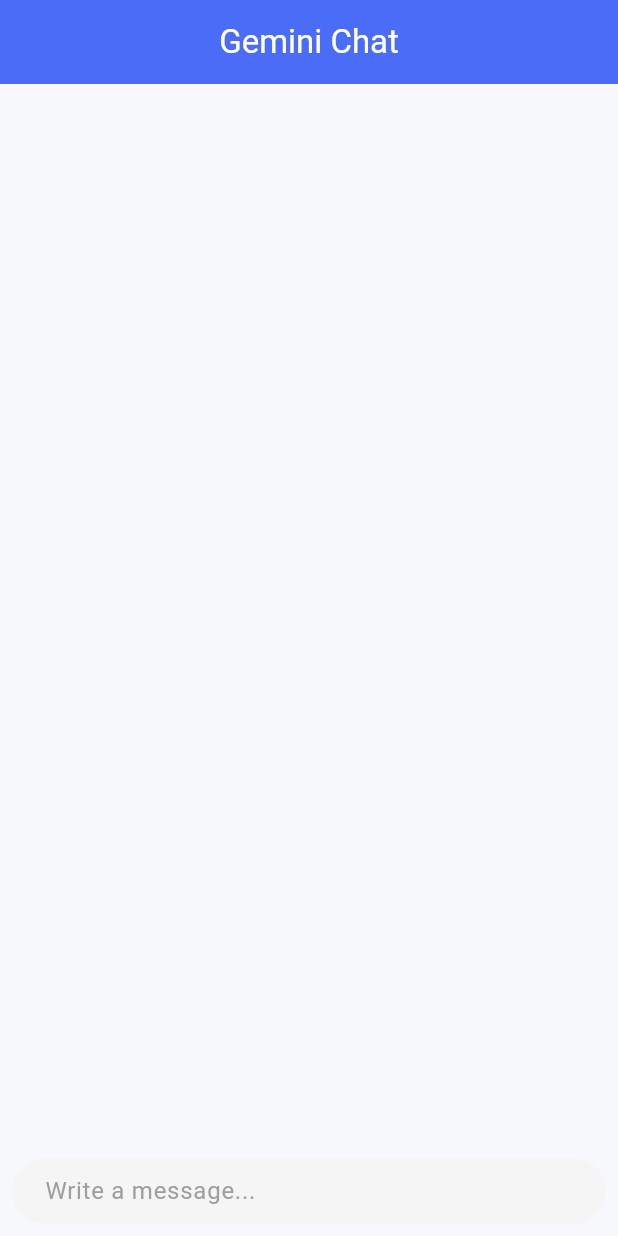
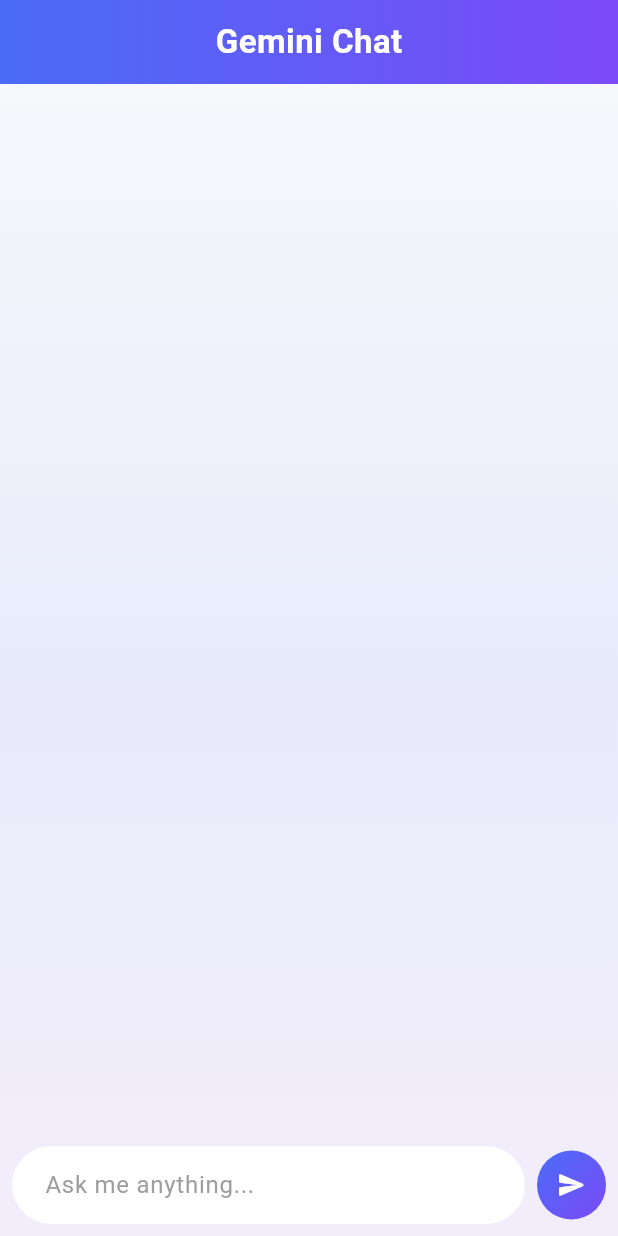
Before and after one commit to AbdullahWM/abdullah_almaneea_lab5, a Flutter app: the screen it shows after launch, on a phone screen of 412 x 824 dp. Run offline on Flutter 3.47's test engine with Material 3 defaults, Android fonts, the phone set to English and light mode, and no system bars; drawn by our look-alikes of dash_chat_2; our stand-ins replace flutter_dotenv.

Commit message:
improved UI

```diff
--- a/lib/screens/home_screen.dart
+++ b/lib/screens/home_screen.dart
@@ -10,6 +10,9 @@
 }
 
 class _ChatScreen extends State<ChatScreen> {
+  static const Color _primary = Color(0xFF4A6CF7);
+  static const Color _accent = Color(0xFF7B4AF7);
+
   ChatUser user1 = ChatUser(id: '1', firstName: 'me');
   ChatUser user2 = ChatUser(id: '2', firstName: 'bot');
 
@@ -18,31 +21,134 @@
   @override
   Widget build(BuildContext context) {
     return Scaffold(
-      backgroundColor: const Color(0xFFF7F8FC),
+      backgroundColor: Colors.transparent,
+      extendBodyBehindAppBar: false,
       appBar: AppBar(
-        title: const Text('Gemini Chat'),
+        title: const Text(
+          'Gemini Chat',
+          style: TextStyle(fontWeight: FontWeight.w600, letterSpacing: 0.3),
+        ),
         centerTitle: true,
-        backgroundColor: const Color(0xFF4A6CF7),
         foregroundColor: Colors.white,
         elevation: 0,
+        backgroundColor: Colors.transparent,
+        flexibleSpace: Container(
+          decoration: const BoxDecoration(
+            gradient: LinearGradient(
+              begin: Alignment.centerLeft,
+              end: Alignment.centerRight,
+              colors: [_primary, _accent],
             ),
-      body: DashChat(
+          ),
+        ),
+      ),
+      body: Container(
+        decoration: const BoxDecoration(
+          gradient: LinearGradient(
+            begin: Alignment.topCenter,
+            end: Alignment.bottomCenter,
+            colors: [
+              Color(0xFFF7F8FC),
+              Color(0xFFE8EBFA),
+              Color(0xFFF3EDFB),
+            ],
+          ),
+        ),
+        child: DashChat(
           messageOptions: MessageOptions(
-          currentUserContainerColor: const Color(0xFF4A6CF7),
             currentUserTextColor: Colors.white,
-          containerColor: const Color(0xFFEDEFF5),
-          textColor: Colors.black,
-          borderRadius: 16,
+            textColor: Colors.black87,
             showTime: true,
             timeTextColor: Colors.grey,
-          avatarBuilder: (p0, onPressAvatar, onLongPressAvatar) {
-            return Image.network(
-              "https://media.discordapp.net/attachments/1439320330555363511/1546480149086609409/claude.png?ex=6a9fef5f&is=6a9e9ddf&hm=9c166df12bcd6acf4a931c72518999da71363062df91d78af682dd2a311bf25a&=&format=webp&quality=lossless",
-              height: 30,
-              width: 30,
-              fit: BoxFit.cover,
+            messagePadding: const EdgeInsets.symmetric(
+              horizontal: 14,
+              vertical: 10,
+            ),
+            messageDecorationBuilder: (message, previous, next) {
+              final isMe = message.user.id == user1.id;
+              return BoxDecoration(
+                gradient: isMe
+                    ? const LinearGradient(
+                        begin: Alignment.topLeft,
+                        end: Alignment.bottomRight,
+                        colors: [_primary, _accent],
+                      )
+                    : null,
+                color: isMe ? null : Colors.white,
+                borderRadius: BorderRadius.only(
+                  topLeft: const Radius.circular(18),
+                  topRight: const Radius.circular(18),
+                  bottomLeft: Radius.circular(isMe ? 18 : 4),
+                  bottomRight: Radius.circular(isMe ? 4 : 18),
+                ),
+                boxShadow: [
+                  BoxShadow(
+                    color: Colors.black.withOpacity(0.06),
+                    blurRadius: 8,
+                    offset: const Offset(0, 2),
+                  ),
+                ],
               );
             },
+            avatarBuilder: (p0, onPressAvatar, onLongPressAvatar) {
+              return Container(
+                padding: const EdgeInsets.all(2),
+                decoration: const BoxDecoration(
+                  shape: BoxShape.circle,
+                  gradient: LinearGradient(
+                    colors: [_primary, _accent],
+                  ),
+                ),
+                child: ClipOval(
+                  child: Image.network(
+                    "https://media.discordapp.net/attachments/1439320330555363511/1546503931298062436/Google_Gemini_icon_2025.svg.webp?ex=6aa00585&is=6a9eb405&hm=3ced13e5ce192d9328cda525549a192cf274d4c297c4e23f36dca28642789257&=&format=webp",
+                    height: 32,
+                    width: 32,
+                    fit: BoxFit.cover,
+                  ),
+                ),
+              );
+            },
+          ),
+          inputOptions: InputOptions(
+            alwaysShowSend: true,
+            inputDecoration: InputDecoration(
+              hintText: 'Ask me anything...',
+              hintStyle: const TextStyle(color: Colors.grey),
+              filled: true,
+              fillColor: Colors.white,
+              contentPadding: const EdgeInsets.symmetric(
+                horizontal: 18,
+                vertical: 14,
+              ),
+              border: OutlineInputBorder(
+                borderRadius: BorderRadius.circular(28),
+                borderSide: BorderSide.none,
+              ),
+            ),
+            sendButtonBuilder: (onSend) => Padding(
+              padding: const EdgeInsets.only(left: 8),
+              child: GestureDetector(
+                onTap: onSend,
+                child: Container(
+                  height: 46,
+                  width: 46,
+                  decoration: const BoxDecoration(
+                    shape: BoxShape.circle,
+                    gradient: LinearGradient(
+                      begin: Alignment.topLeft,
+                      end: Alignment.bottomRight,
+                      colors: [_primary, _accent],
+                    ),
+                  ),
+                  child: const Icon(
+                    Icons.send_rounded,
+                    color: Colors.white,
+                    size: 20,
+                  ),
+                ),
+              ),
+            ),
           ),
           currentUser: user1,
           onSend: (messages) async {
@@ -60,6 +166,7 @@
           },
           messages: messagesList,
         ),
+      ),
     );
   }
 }
--- a/pubspec.yaml
+++ b/pubspec.yaml
@@ -20,3 +20,5 @@
 
 flutter:
   uses-material-design: true
+  assets:
+    - .env
```
Lines whose indentation alone changed are shown as unchanged.
